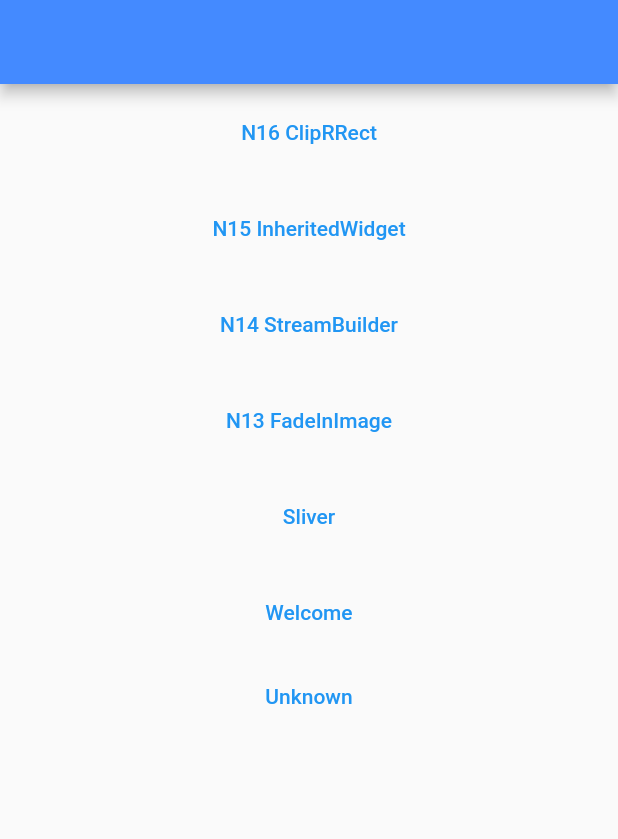
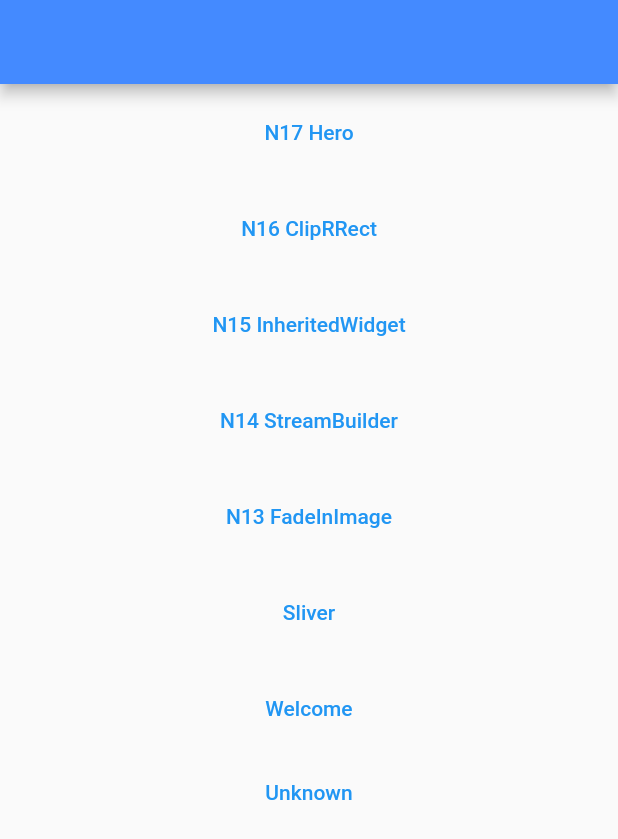
Before and after one commit to ychsue/my_flutter_test, a Flutter app: the screen it shows after launch, on a phone screen of 412 x 824 dp. Shown: the top 839 px of the screen. Run offline on Flutter 3.47's test engine with Material 2 defaults, Android fonts, the phone set to English and light mode, and no system bars; our stand-ins replace bloc, flutter_bloc, get, transparent_image; Roboto replaces fonts that are missing (Georgia).

Commit message:
Getx 化本測試，也試用了 `ClipRRect` 多國語中 試用 Hero widget

```diff
--- a/lib/src/route/app_pages.dart
+++ b/lib/src/route/app_pages.dart
@@ -3,6 +3,8 @@ import 'package:test2/src/route/main_screens/n13_fadein_image_screen.dart';
 import 'package:test2/src/route/main_screens/n14_stream_builder_screen.dart';
 import 'package:test2/src/route/main_screens/n15_inherited_widget_screen.dart';
 import 'package:test2/src/route/main_screens/n16_clip_r_rect_screen.dart';
+import 'package:test2/src/route/main_screens/n17/n17_first.dart';
+import 'package:test2/src/route/main_screens/n17/n17_hero_screen.dart';
 import 'package:test2/src/route/main_screens/sliver_screen.dart';
 import 'package:test2/src/route/main_screens/unknown_screen.dart';
 import 'package:test2/src/route/main_screens/welcome_screen.dart';
@@ -18,6 +20,8 @@ enum Routes {
   n14_stream_builder,
   n15_inherited_widget_screen,
   n16_clip_r_rect,
+  n17_hero_screen,
+  n17_first,
 }
 
 abstract class AppPages {
@@ -41,6 +45,9 @@ abstract class AppPages {
     GetPage(
         name: Routes.n16_clip_r_rect.toLocation,
         page: () => N16ClipRRectScreen()),
+    GetPage(
+        name: Routes.n17_hero_screen.toLocation, page: () => N17HeroScreen()),
+    GetPage(name: Routes.n17_first.toLocation, page: () => N17First()),
   ];
 }
 
--- a/lib/src/route/main_screens/get_home_screen.dart
+++ b/lib/src/route/main_screens/get_home_screen.dart
@@ -1,5 +1,5 @@
 import 'package:flutter/material.dart';
-import 'package:flutter_bloc/flutter_bloc.dart';
+// import 'package:flutter_bloc/flutter_bloc.dart';
 import 'package:get/get.dart';
 import '../app_pages.dart';
 
@@ -14,6 +14,13 @@ class GetHomeScreen extends StatelessWidget {
           child: Container(
         child: ListView(
           children: [
+            Container(
+              margin: EdgeInsets.all(8.0),
+              child: TextButton(
+                  onPressed: () =>
+                      Get.toNamed(Routes.n17_hero_screen.toLocation),
+                  child: Text("N17 Hero")),
+            ),
             Container(
               margin: EdgeInsets.all(8.0),
               child: TextButton(
```
Also changed, not shown: lib/src/route/main_screens/n17/n17_first.dart (added, +23 -0 lines), lib/src/route/main_screens/n17/n17_hero_screen.dart (added, +33 -0 lines), lib/src/route/main_screens/n17/photo_hero.dart (added, +29 -0 lines).
